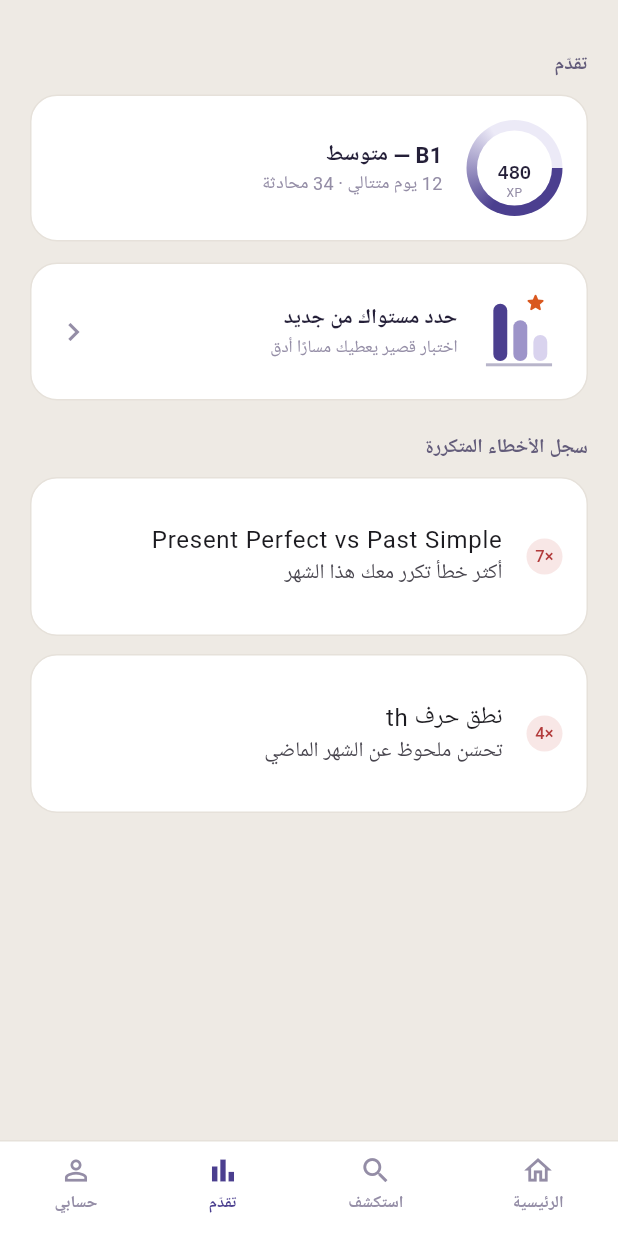
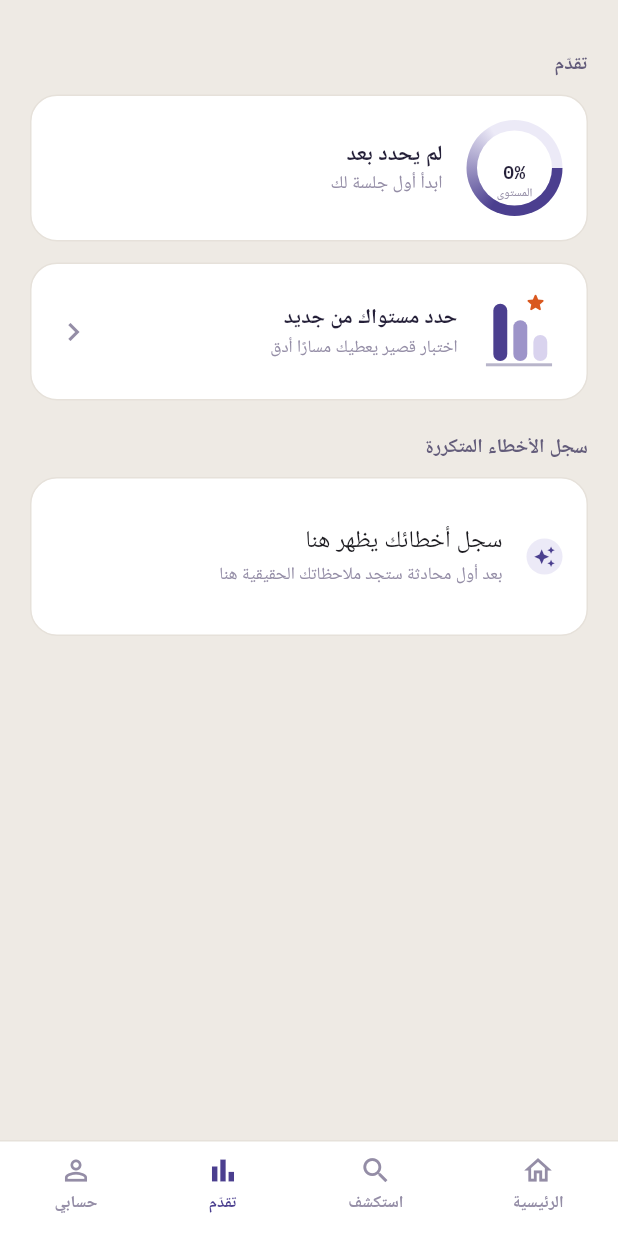
Before and after one commit to janabakri/Hiwar-App, a Flutter app: the HomeScreen screen opened directly, item 2 of the bottom bar chosen, on a phone screen of 412 x 824 dp. Run offline on Flutter 3.47's test engine with Material 3 defaults, Android fonts, the phone set to English and light mode, and no system bars; our stand-ins replace dio, flutter_dotenv, flutter_tts, google_fonts, google_sign_in, shared_preferences and 3 more; accounts and stored records are empty; Roboto replaces fonts that are missing (Ibm Plex Sans Arabic).

Commit message:
fix: remove static progress values

```diff
--- a/frontend/lib/screens/home_screen.dart
+++ b/frontend/lib/screens/home_screen.dart
@@ -52,7 +52,7 @@ class _HomeScreenState extends State<HomeScreen> {
     final pages = [
       HomeContent(profile: widget.profile, onVoice: () => Navigator.of(context).push(MaterialPageRoute(builder: (_) => VoiceScreen(api: _api)))),
       ExploreContent(),
-      ProgressContent(onLevelCheck: () => Navigator.of(context).push(MaterialPageRoute(builder: (_) => LevelCheckScreen(api: _api, userId: widget.profile?.userId)))),
+      ProgressContent(profile: widget.profile, onLevelCheck: () => Navigator.of(context).push(MaterialPageRoute(builder: (_) => LevelCheckScreen(api: _api, userId: widget.profile?.userId)))),
       ProfileContent(api: _api, profile: widget.profile),
     ];
     return Directionality(
@@ -492,19 +492,22 @@ class _Skill extends StatelessWidget {
 }
 
 class ProgressContent extends StatelessWidget {
+  final HiwarProfile? profile;
   final VoidCallback? onLevelCheck;
-  const ProgressContent({super.key, this.onLevelCheck});
+  const ProgressContent({super.key, this.profile, this.onLevelCheck});
   @override
-  Widget build(BuildContext context) => ListView(padding: const EdgeInsets.fromLTRB(20, 12, 20, 28), children: [
+  Widget build(BuildContext context) {
+    final level = profile?.level.trim().isNotEmpty == true && profile!.level != 'pending' ? profile!.level : 'لم يحدد بعد';
+    final days = profile?.daysSinceJoined ?? 0;
+    return ListView(padding: const EdgeInsets.fromLTRB(20, 12, 20, 28), children: [
     const _SectionTitle('تقدّم'),
-    _Card(child: Row(children: [const _Ring(value: '480', label: 'XP'), const SizedBox(width: 16), Column(crossAxisAlignment: CrossAxisAlignment.start, children: [Text('B1 — متوسط', style: ar(14.5, weight: FontWeight.w700)), Text('12 يوم متتالي · 34 محادثة', style: ar(12, color: inkFaint))])])),
+    _Card(child: Row(children: [_Ring(value: '${profile?.levelScore ?? 0}%', label: 'المستوى'), const SizedBox(width: 16), Column(crossAxisAlignment: CrossAxisAlignment.start, children: [Text(level, style: ar(14.5, weight: FontWeight.w700)), Text(days == 0 ? 'ابدأ أول جلسة لك' : 'عضو منذ $days يوم', style: ar(12, color: inkFaint))])])),
     const SizedBox(height: 14),
     _Card(onTap: onLevelCheck, child: Row(children: [const _LevelMeterArt(size: 58), const SizedBox(width: 12), Expanded(child: Column(crossAxisAlignment: CrossAxisAlignment.start, children: [Text('حدد مستواك من جديد', style: ar(14, weight: FontWeight.w700)), Text('اختبار قصير يعطيك مسارًا أدق', style: ar(11.5, color: inkFaint))])), const Icon(Icons.chevron_left, color: inkFaint)])),
     const _SectionTitle('سجل الأخطاء المتكررة'),
-    const _Card(child: ListTile(contentPadding: EdgeInsets.zero, leading: CircleAvatar(radius: 12, backgroundColor: rustTint, child: Text('×7', style: TextStyle(color: rust, fontSize: 11))), title: Text('Present Perfect vs Past Simple'), subtitle: Text('أكثر خطأ تكرر معك هذا الشهر'))),
-    const SizedBox(height: 12),
-    const _Card(child: ListTile(contentPadding: EdgeInsets.zero, leading: CircleAvatar(radius: 12, backgroundColor: rustTint, child: Text('×4', style: TextStyle(color: rust, fontSize: 11))), title: Text('نطق حرف th'), subtitle: Text('تحسّن ملحوظ عن الشهر الماضي'))),
+    _Card(child: ListTile(contentPadding: EdgeInsets.zero, leading: const CircleAvatar(radius: 12, backgroundColor: primaryTint, child: Icon(Icons.auto_awesome, size: 15, color: primary)), title: const Text('سجل أخطائك يظهر هنا'), subtitle: Text('بعد أول محادثة ستجد ملاحظاتك الحقيقية هنا', style: ar(11.5, color: inkFaint)))),
   ]);
+  }
 }
 
 class ProfileContent extends StatefulWidget {
```
